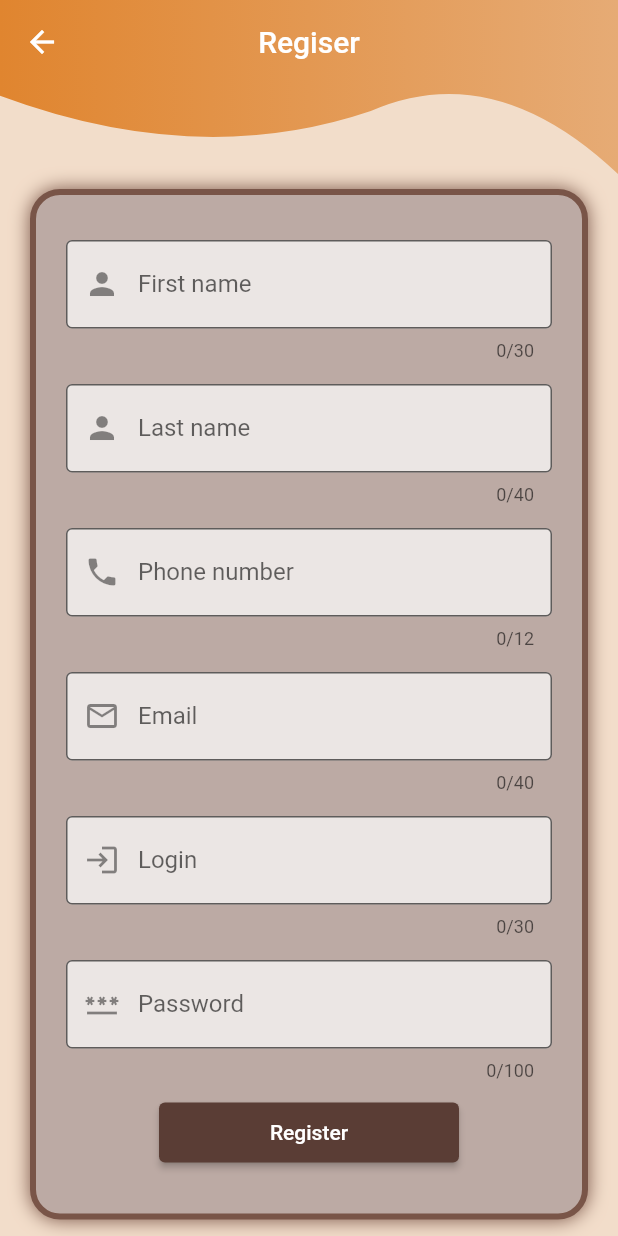
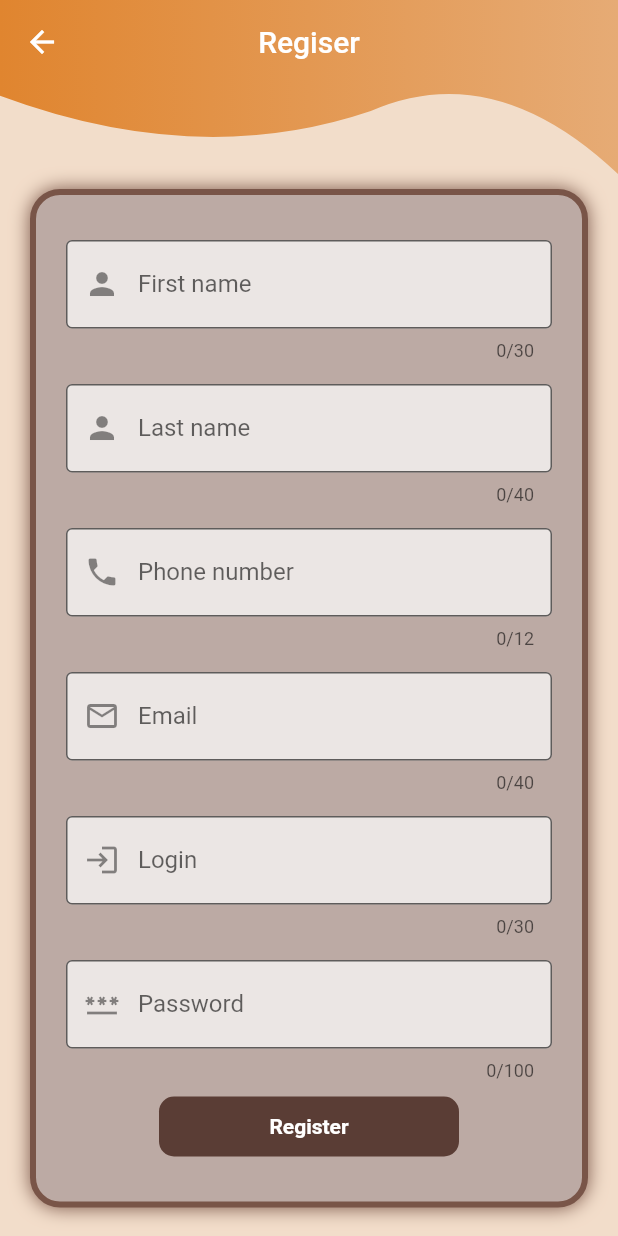
Before and after one commit to makjac/Flutter_PostBox_app, a Flutter app: the RegisterPage screen opened by its route, on a phone screen of 412 x 824 dp. Run offline on Flutter 3.47's test engine with Material 2 defaults, Android fonts, the phone set to English and light mode, and no system bars; our stand-ins replace bloc, flutter_bloc, form_validator, shared_preferences; accounts and stored records are empty.

Commit message:
register cubit

```diff
--- a/lib/Forms/register_form/registerForm.dart
+++ b/lib/Forms/register_form/registerForm.dart
@@ -1,30 +1,22 @@
 // ignore_for_file: file_names
 
 import 'package:flutter/material.dart';
+import 'package:flutter_bloc/flutter_bloc.dart';
 import 'package:form_validator/form_validator.dart';
 import 'package:post_box/constans/colors.dart';
+import 'package:post_box/cubit/register_cubit.dart';
+import 'package:post_box/data/models/register_model.dart';
 
 class RegisterForm extends StatelessWidget {
-  final TextEditingController loginController;
-  final TextEditingController passwdController;
-  final TextEditingController nameController;
-  final TextEditingController surnameController;
-  final TextEditingController phoneController;
-  final TextEditingController emailController;
-  final VoidCallback funcHandler;
+  final loginController = TextEditingController();
+  final passwdController = TextEditingController();
+  final nameController = TextEditingController();
+  final surnameController = TextEditingController();
+  final phoneController = TextEditingController();
+  final emailController = TextEditingController();
   final double size;
 
-  RegisterForm(
-      {required this.loginController,
-      required this.passwdController,
-      required this.nameController,
-      required this.surnameController,
-      required this.phoneController,
-      required this.emailController,
-      required this.funcHandler,
-      this.size = 0,
-      Key? key})
-      : super(key: key);
+  RegisterForm({this.size = 0, Key? key}) : super(key: key);
 
   final _formKey = GlobalKey<FormState>();
 
@@ -67,19 +59,23 @@ class RegisterForm extends StatelessWidget {
                 const SizedBox(height: 15),
                 buildPasswd(),
                 const SizedBox(height: 10),
-                ElevatedButton(
-                  style: ElevatedButton.styleFrom(
-                    primary: BUTTON_FORM_COLOR,
-                    minimumSize: const Size(200, 40),
-                  ),
-                  onPressed: () {
+                InkWell(
+                  onTap: () {
                     final isValid = _formKey.currentState!.validate();
                     if (isValid) {
-                      funcHandler();
+                      BlocProvider.of<RegisterCubit>(context)
+                          .RegisterUser(RegisterModel(
+                        login: loginController.text,
+                        passwd: passwdController.text,
+                        name: nameController.text,
+                        surname: surnameController.text,
+                        phone: phoneController.text,
+                        email: emailController.text,
+                      ));
                     }
                   },
-                  child: const Text("Register"),
-                ),
+                  child: _addBut(),
+                )
               ],
             ),
           ),
@@ -94,8 +90,8 @@ class RegisterForm extends StatelessWidget {
           prefixIcon: Icon(Icons.person),
           border: OutlineInputBorder(),
         ),
+        controller: nameController,
         keyboardType: TextInputType.name,
-        //controller: nameController,
         maxLength: 30,
         maxLines: 1,
         validator: ValidationBuilder().minLength(2).build(),
@@ -175,6 +171,25 @@ class RegisterForm extends StatelessWidget {
         maxLines: 1,
         validator: ValidationBuilder().minLength(6).build(),
       );
+
+  Widget _addBut() => Container(
+        height: 40,
+        width: 200,
+        decoration: BoxDecoration(
+          color: BUTTON_FORM_COLOR,
+          borderRadius: BorderRadius.circular(10),
+        ),
+        child: Center(child: BlocBuilder<RegisterCubit, RegisterState>(
+          builder: ((context, state) {
+            if (state is ProcessingRegister) {
+              return CircularProgressIndicator(color: Colors.brown[100]);
+            }
+            return const Text("Register",
+                style: TextStyle(
+                    color: Colors.white, fontWeight: FontWeight.bold));
+          }),
+        )),
+      );
 }
 
 BoxDecoration myBoxDecoration() {
--- a/lib/constans/strings.dart
+++ b/lib/constans/strings.dart
@@ -2,5 +2,5 @@
 
 const START_ROUTE = "/";
 const LOGIN_ROUTE = "/login";
-const REGISTER_ROUTE = "/Register";
+const REGISTER_ROUTE = "/register";
 const PROFILE_ROUTE = "/home";
--- /dev/null
+++ b/lib/cubit/register_state.dart
@@ -0,0 +1,17 @@
+part of 'register_cubit.dart';
+
+@immutable
+abstract class RegisterState {}
+
+class RegisterInitial extends RegisterState {}
+
+class ProcessingRegister extends RegisterState {}
+
+class Registered extends RegisterState {}
+
+class InvalidResponse extends RegisterState {
+  final String title;
+  final String body;
+
+  InvalidResponse({required this.title, required this.body});
+}
--- /dev/null
+++ b/lib/data/models/register_model.dart
@@ -0,0 +1,52 @@
+// ignore_for_file: public_member_api_docs, sort_constructors_first
+import 'dart:convert';
+
+class RegisterModel {
+  final String login;
+  final String passwd;
+  final String name;
+  final String surname;
+  final String phone;
+  final String email;
+
+  RegisterModel({
+    required this.login,
+    required this.passwd,
+    required this.name,
+    required this.surname,
+    required this.phone,
+    required this.email,
+  });
+
+  Map<String, dynamic> toMap() {
+    return <String, dynamic>{
+      'login': login,
+      'passwd': passwd,
+      'name': name,
+      'surname': surname,
+      'phone': phone,
+      'email': email,
+    };
+  }
+
+  factory RegisterModel.fromMap(Map<String, dynamic> map) {
+    return RegisterModel(
+      login: map['login'] as String,
+      passwd: map['passwd'] as String,
+      name: map['name'] as String,
+      surname: map['surname'] as String,
+      phone: map['phone'] as String,
+      email: map['email'] as String,
+    );
+  }
+
+  String toJson() => json.encode(toMap());
+
+  factory RegisterModel.fromJson(String source) =>
+      RegisterModel.fromMap(json.decode(source) as Map<String, dynamic>);
+
+  @override
+  String toString() {
+    return 'RegisterModel(login: $login, passwd: $passwd, name: $name, surname: $surname, phone: $phone, email: $email)';
+  }
+}
--- a/lib/pages/registerScreen.dart
+++ b/lib/pages/registerScreen.dart
@@ -1,10 +1,11 @@
 // ignore_for_file: file_names
 
 import 'package:flutter/material.dart';
-import 'package:http/http.dart' as http;
+import 'package:flutter_bloc/flutter_bloc.dart';
 
 import 'package:post_box/Forms/register_form/registerForm_base.dart';
 import 'package:post_box/constans/strings.dart';
+import 'package:post_box/cubit/register_cubit.dart';
 import 'package:post_box/graphic/appBars/startAppBar.dart';
 import 'package:post_box/graphic/alerts/normalAlert.dart';
 import 'package:post_box/graphic/templates/page_template.dart';
@@ -18,13 +19,6 @@ class RegisterPage extends StatefulWidget {
 }
 
 class _RegisterPageState extends State<RegisterPage> {
-  final _loginController = TextEditingController();
-  final _passwdController = TextEditingController();
-  final _nameController = TextEditingController();
-  final _surnameController = TextEditingController();
-  final _phoneController = TextEditingController();
-  final _emailController = TextEditingController();
-
   @override
   Widget build(BuildContext context) => PageTemplate(
         title: "Regiser",
@@ -40,19 +34,30 @@ class _RegisterPageState extends State<RegisterPage> {
                 (BuildContext context, int index) {
                   return Column(
                     children: <Widget>[
-                      RegisterForm(
-                        loginController: _loginController,
-                        passwdController: _passwdController,
-                        nameController: _nameController,
-                        surnameController: _surnameController,
-                        phoneController: _phoneController,
-                        emailController: _emailController,
-                        funcHandler: () => _register(),
-                        size: MediaQuery.of(context).size.width,
+                      BlocListener<RegisterCubit, RegisterState>(
+                        listener: (context, state) {
+                          if (state is Registered) {
+                            Navigator.pushNamedAndRemoveUntil(context,
+                                START_ROUTE, (Route<dynamic> route) => false);
+                          }
+                          if (state is InvalidResponse) {
+                            showDialog(
+                                context: context,
+                                builder: (context) {
+                                  return normalAllert(
+                                    state.title,
+                                    state.body,
+                                  );
+                                });
+                          }
+                        },
+                        child: RegisterForm(
+                          size: MediaQuery.of(context).size.width,
+                        ),
                       ),
                       Container(
                         margin: const EdgeInsets.only(bottom: 10),
-                        child: registerFooter(_pushScreen),
+                        child: registerFooter(_pushLoginScreen),
                       ),
                     ],
                   );
@@ -64,52 +69,7 @@ class _RegisterPageState extends State<RegisterPage> {
         ),
       );
 
-  void _alert(String title, String body) {
-    showDialog(
-        context: context,
-        builder: (context) {
-          return normalAllert(
-            title,
-            body,
-          );
-        });
-  }
-
-  void _pushScreen() {
+  void _pushLoginScreen() {
     Navigator.pushNamed(context, LOGIN_ROUTE);
   }
-
-  void _register() async {
-    final params = {
-      "Login": _loginController.text,
-      "Passwd": _passwdController.text,
-      "Name": _nameController.text,
-      "Surname": _surnameController.text,
-      "Phone": _phoneController.text,
-      "Email": _emailController.text
-    };
-
-    final uri = Uri.http("makjac.pl:8080", "/register", params);
-    final response = await http.get(uri);
-
-    switch (response.statusCode) {
-      case 200:
-        {
-          Navigator.of(context).pushReplacementNamed('/welcome');
-          _alert("Succes",
-              "Please click the activation link we sent to your email");
-          break;
-        }
-      case 401:
-        {
-          _alert("Wrong data", "Opps... Wrong login or password!");
-          break;
-        }
-      case 521:
-        {
-          _alert("Web server is down", "Opps... No connection!");
-          break;
-        }
-    }
-  }
 }
--- a/lib/router.dart
+++ b/lib/router.dart
@@ -1,6 +1,7 @@
 import 'package:flutter/material.dart';
 import 'package:flutter_bloc/flutter_bloc.dart';
 import 'package:post_box/cubit/login_cubit.dart';
+import 'package:post_box/cubit/register_cubit.dart';
 import 'package:post_box/data/network_service.dart';
 import 'package:post_box/pages/pages_base.dart';
 import 'package:post_box/constans/strings.dart';
@@ -26,7 +27,12 @@ class AppRouter {
                   child: const LoginPage(),
                 ));
       case REGISTER_ROUTE:
-        return MaterialPageRoute(builder: (_) => const RegisterPage());
+        return MaterialPageRoute(
+            builder: (_) => BlocProvider(
+                  create: (BuildContext context) =>
+                      RegisterCubit(repository: repository!),
+                  child: const RegisterPage(),
+                ));
       case PROFILE_ROUTE:
         return MaterialPageRoute(
             builder: (_) => BlocProvider(
```
Also changed, not shown: lib/cubit/register_cubit.dart (added, +44 -0 lines), lib/data/network_service.dart (+12 -0 lines), lib/data/repository.dart (+16 -0 lines).
